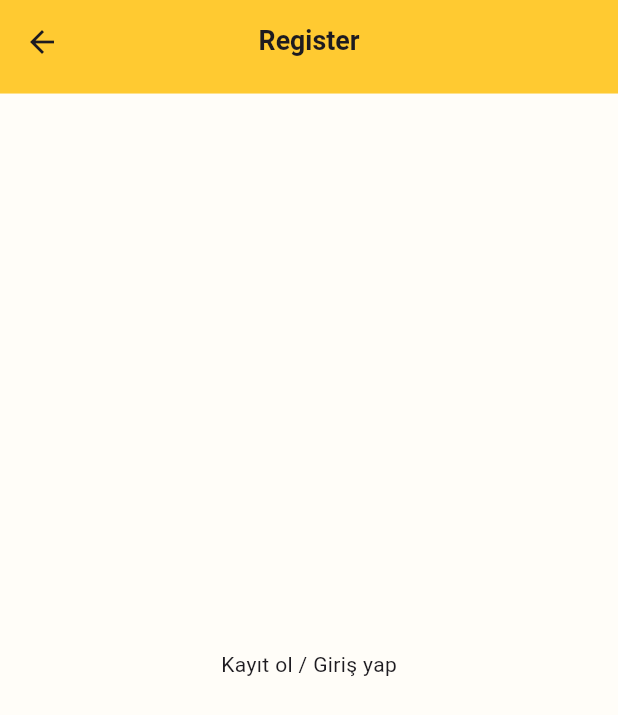
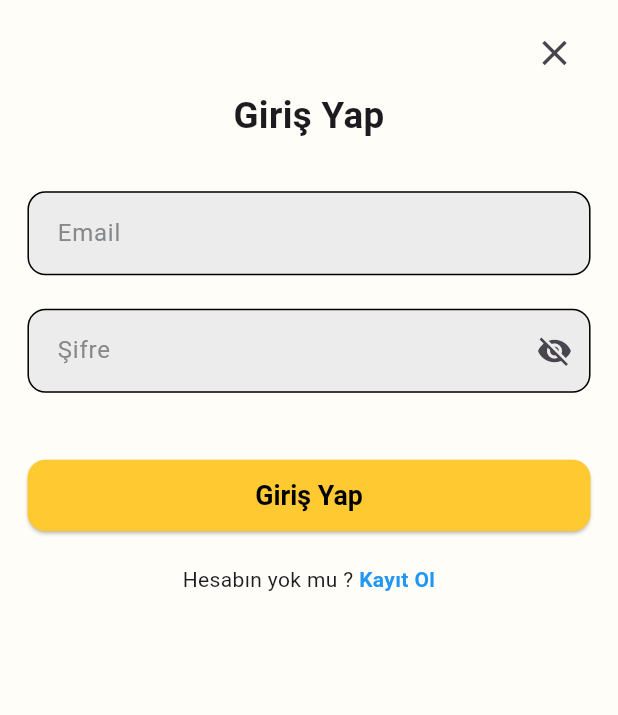
Before and after one commit to zuleyha04/cerci-online-app, a Flutter app: the CartTotalSection widget shown alone on an empty page, opened directly, after a tap on "Sepeti Onayla", on a phone screen of 412 x 824 dp. Shown: the top 715 px of the screen. Run offline on Flutter 3.47's test engine with Material 3 defaults, Android fonts, the phone set to English and light mode, and no system bars; our stand-ins replace carousel_slider, diacritic, flutter_screenutil, flutter_svg, get_it, top_snackbar_flutter; network calls fail.

Commit message:
feat(ui): add SignIn and SignUp page layouts

```diff
--- a/lib/features/cart/presentation/widgets/cart_total_section.dart
+++ b/lib/features/cart/presentation/widgets/cart_total_section.dart
@@ -1,6 +1,6 @@
 import 'package:cerci_online/common/widgets/buttons/common_button.dart';
 import 'package:cerci_online/features/cart/presentation/store/cart_store.dart';
-import 'package:cerci_online/features/register/presentataion/pages/register_page.dart';
+import 'package:cerci_online/features/register/presentataion/pages/sign_in.dart';
 import 'package:flutter/material.dart';
 import 'package:flutter_screenutil/flutter_screenutil.dart';
 import 'package:provider/provider.dart';
@@ -37,7 +37,7 @@ class CartTotalSection extends StatelessWidget {
               //TODO:Kayıtlı ise Sepeti onayla sayfasına değilse register'a yönlendirilecek
               Navigator.push(
                 context,
-                MaterialPageRoute(builder: (_) => const RegisterPage()),
+                MaterialPageRoute(builder: (_) => SignInPage()),
               );
             },
             text: "Sepeti Onayla",
--- a/lib/features/register/presentataion/pages/register_page.dart
+++ /dev/null
@@ -1,14 +0,0 @@
-import 'package:cerci_online/common/widgets/appBar/secondary_app_bar.dart';
-import 'package:flutter/material.dart';
-
-class RegisterPage extends StatelessWidget {
-  const RegisterPage({super.key});
-
-  @override
-  Widget build(BuildContext context) {
-    return Scaffold(
-      appBar: SecondaryAppBar(title: "Register", showBack: true),
-      body: Center(child: Text("Kayıt ol / Giriş yap")),
-    );
-  }
-}
--- /dev/null
+++ b/lib/features/register/presentataion/pages/sign_in.dart
@@ -0,0 +1,133 @@
+import 'package:cerci_online/common/widgets/buttons/common_button.dart';
+import 'package:cerci_online/core/helpers/top_snackbar_helper.dart';
+import 'package:cerci_online/features/register/presentataion/pages/sign_up.dart';
+import 'package:flutter/gestures.dart';
+import 'package:flutter/material.dart';
+import 'package:flutter_screenutil/flutter_screenutil.dart';
+
+class SignInPage extends StatefulWidget {
+  const SignInPage({super.key});
+
+  @override
+  State<SignInPage> createState() => _SignInPageState();
+}
+
+class _SignInPageState extends State<SignInPage> {
+  final _emailController = TextEditingController();
+  final _passwordController = TextEditingController();
+
+  bool _obscurePassword = true;
+
+  @override
+  Widget build(BuildContext context) {
+    return Scaffold(
+      body: SafeArea(
+        child: SingleChildScrollView(
+          padding: EdgeInsets.symmetric(horizontal: 16.w, vertical: 10.h),
+          child: Column(
+            crossAxisAlignment: CrossAxisAlignment.stretch,
+            children: [
+              _buildCloseButton(context),
+              _buildTitle(),
+              SizedBox(height: 30.h),
+              _buildEmailField(),
+              SizedBox(height: 20.h),
+              _buildPasswordField(),
+              SizedBox(height: 40.h),
+              _buildSignInButton(context),
+              SizedBox(height: 20.h),
+              _buildSignUpText(context),
+            ],
+          ),
+        ),
+      ),
+    );
+  }
+
+  Widget _buildCloseButton(BuildContext context) {
+    return Align(
+      alignment: Alignment.topRight,
+      child: IconButton(
+        icon: const Icon(Icons.close, size: 28),
+        onPressed: () => Navigator.pop(context),
+      ),
+    );
+  }
+
+  Widget _buildTitle() {
+    return Text(
+      'Giriş Yap',
+      textAlign: TextAlign.center,
+      style: TextStyle(fontWeight: FontWeight.bold, fontSize: 22.sp),
+    );
+  }
+
+  Widget _buildEmailField() {
+    return TextFormField(
+      controller: _emailController,
+      decoration: const InputDecoration(
+        hintText: 'Email',
+        border: OutlineInputBorder(),
+      ),
+      keyboardType: TextInputType.emailAddress,
+    );
+  }
+
+  Widget _buildPasswordField() {
+    return TextFormField(
+      controller: _passwordController,
+      decoration: InputDecoration(
+        hintText: 'Şifre',
+        border: const OutlineInputBorder(),
+        suffixIcon: IconButton(
+          onPressed: () {
+            setState(() {
+              _obscurePassword = !_obscurePassword;
+            });
+          },
+          icon: Icon(
+            _obscurePassword ? Icons.visibility_off : Icons.visibility,
+          ),
+        ),
+      ),
+      obscureText: _obscurePassword,
+    );
+  }
+
+  Widget _buildSignInButton(BuildContext context) {
+    return CommonButton(
+      text: 'Giriş Yap',
+      onPressed: () {
+        TopSnackbarHelper.showInfo(context, 'Sign in tıklandı');
+      },
+    );
+  }
+
+  Widget _buildSignUpText(BuildContext context) {
+    return Text.rich(
+      TextSpan(
+        children: [
+          const TextSpan(text: "Hesabın yok mu ? "),
+          TextSpan(
+            text: 'Kayıt Ol',
+            style: const TextStyle(
+              color: Colors.blue,
+              fontWeight: FontWeight.bold,
+            ),
+            recognizer:
+                TapGestureRecognizer()
+                  ..onTap = () {
+                    Navigator.push(
+                      context,
+                      MaterialPageRoute(
+                        builder: (context) => const SignUpPage(),
+                      ),
+                    );
+                  },
+          ),
+        ],
+      ),
+      textAlign: TextAlign.center,
+    );
+  }
+}
```
Also changed, not shown: lib/features/product/presentation/widgets/product_card.dart (+33 -30 lines), lib/features/register/presentataion/pages/sign_up.dart (added, +133 -0 lines).
